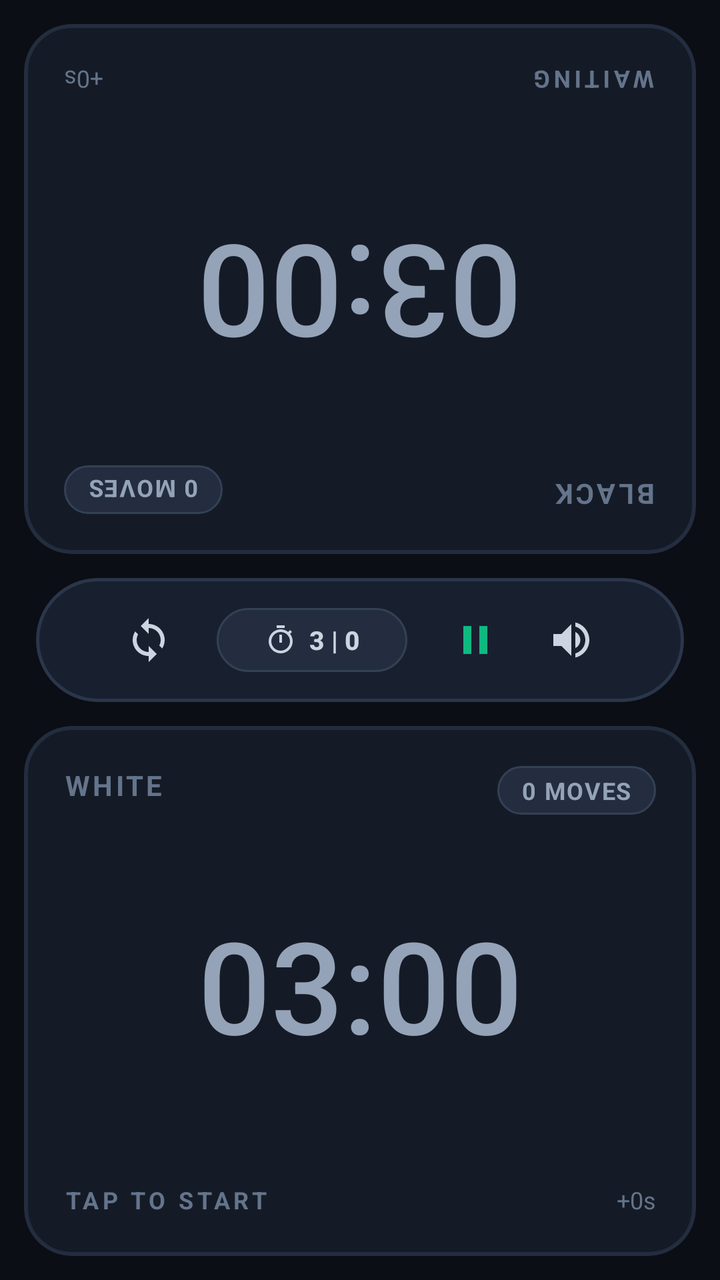
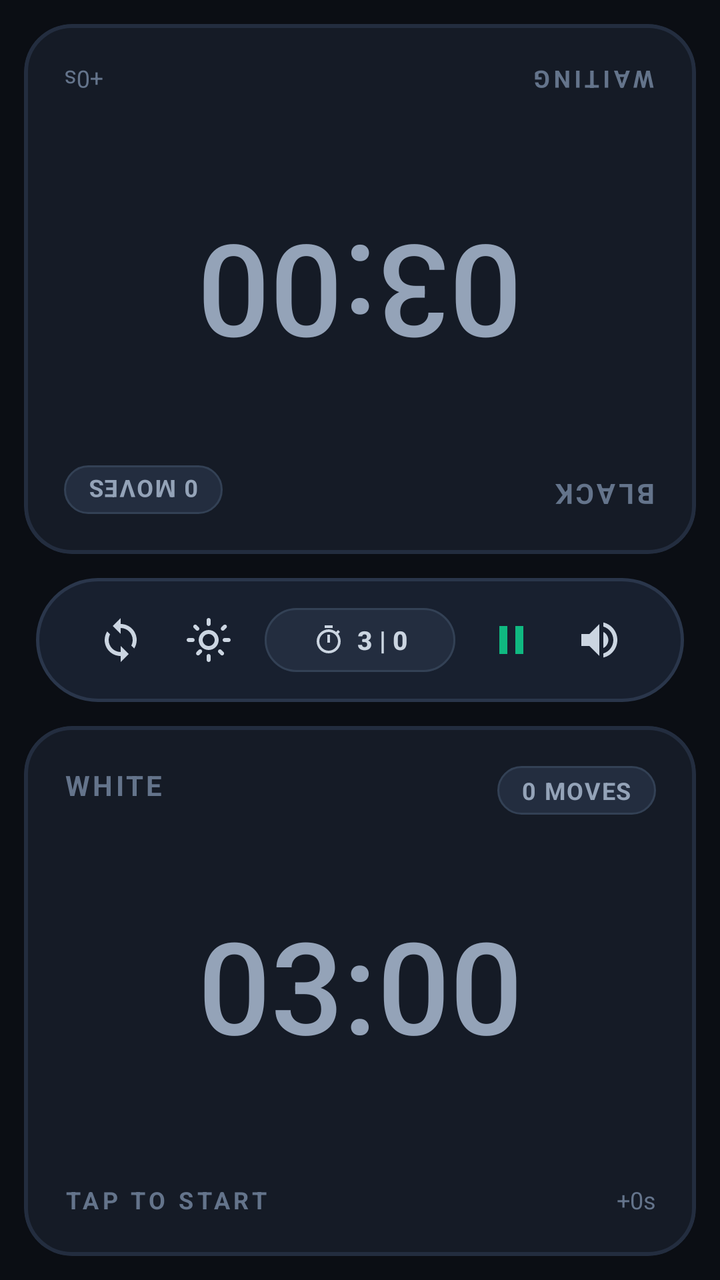

Compare the two renders of this Android layout. The source of the first and the diff that turns it into the second are given below.
<!-- AndroidManifest.xml: application theme Theme.ChessClock -->
<!-- res/layout/activity_main.xml -->
<?xml version="1.0" encoding="utf-8"?>
<androidx.constraintlayout.widget.ConstraintLayout xmlns:android="http://schemas.android.com/apk/res/android"
    xmlns:app="http://schemas.android.com/apk/res-auto"
    android:layout_width="match_parent"
    android:layout_height="match_parent"
    android:background="@color/clock_bg"
    android:padding="12dp">

    
    <com.google.android.material.card.MaterialCardView
        android:id="@+id/cardTop"
        android:layout_width="0dp"
        android:layout_height="0dp"
        android:layout_marginBottom="8dp"
        android:clickable="true"
        android:focusable="true"
        android:foreground="?attr/selectableItemBackground"
        android:rotation="180"
        app:cardBackgroundColor="@color/card_inactive_bg"
        app:cardCornerRadius="24dp"
        app:cardElevation="0dp"
        app:layout_constraintBottom_toTopOf="@+id/centerControlBar"
        app:layout_constraintEnd_toEndOf="parent"
        app:layout_constraintStart_toStartOf="parent"
        app:layout_constraintTop_toTopOf="parent"
        app:strokeColor="@color/card_inactive_stroke"
        app:strokeWidth="2dp">

        <androidx.constraintlayout.widget.ConstraintLayout
            android:layout_width="match_parent"
            android:layout_height="match_parent"
            android:padding="20dp">

            
            <TextView
                android:id="@+id/tvPlayerTop"
                android:layout_width="wrap_content"
                android:layout_height="wrap_content"
                android:letterSpacing="0.1"
                android:text="@string/player_black"
                android:textColor="@color/text_inactive_secondary"
                android:textSize="14sp"
                android:textStyle="bold"
                app:layout_constraintStart_toStartOf="parent"
                app:layout_constraintTop_toTopOf="parent" />

            
            <TextView
                android:id="@+id/tvMovesTop"
                android:layout_width="wrap_content"
                android:layout_height="wrap_content"
                android:background="@drawable/bg_badge"
                android:letterSpacing="0.05"
                android:paddingStart="12dp"
                android:paddingTop="4dp"
                android:paddingEnd="12dp"
                android:paddingBottom="4dp"
                android:text="@string/initial_moves"
                android:textColor="@color/badge_text"
                android:textSize="12sp"
                android:textStyle="bold"
                app:layout_constraintEnd_toEndOf="parent"
                app:layout_constraintTop_toTopOf="parent" />

            
            <TextView
                android:id="@+id/tvTimeTop"
                android:layout_width="wrap_content"
                android:layout_height="wrap_content"
                android:fontFamily="sans-serif-medium"
                android:fontFeatureSettings="tnum"
                android:includeFontPadding="false"
                android:text="@string/initial_time"
                android:textColor="@color/text_inactive_primary"
                android:textSize="64sp"
                app:layout_constraintBottom_toBottomOf="parent"
                app:layout_constraintEnd_toEndOf="parent"
                app:layout_constraintStart_toStartOf="parent"
                app:layout_constraintTop_toTopOf="parent" />

            
            <TextView
                android:id="@+id/tvStatusTop"
                android:layout_width="wrap_content"
                android:layout_height="wrap_content"
                android:letterSpacing="0.15"
                android:text="@string/status_waiting"
                android:textColor="@color/text_inactive_secondary"
                android:textSize="12sp"
                android:textStyle="bold"
                app:layout_constraintBottom_toBottomOf="parent"
                app:layout_constraintStart_toStartOf="parent" />

            
            <TextView
                android:id="@+id/tvIncrementTop"
                android:layout_width="wrap_content"
                android:layout_height="wrap_content"
                android:text="@string/initial_increment"
                android:textColor="@color/text_inactive_secondary"
                android:textSize="12sp"
                app:layout_constraintBottom_toBottomOf="parent"
                app:layout_constraintEnd_toEndOf="parent" />

        </androidx.constraintlayout.widget.ConstraintLayout>
    </com.google.android.material.card.MaterialCardView>

    
    <LinearLayout
        android:id="@+id/centerControlBar"
        android:layout_width="0dp"
        android:layout_height="62dp"
        android:layout_marginHorizontal="6dp"
        android:layout_marginVertical="4dp"
        android:background="@drawable/bg_control_bar"
        android:gravity="center"
        android:orientation="horizontal"
        android:paddingHorizontal="12dp"
        app:layout_constraintBottom_toTopOf="@+id/cardBottom"
        app:layout_constraintEnd_toEndOf="parent"
        app:layout_constraintStart_toStartOf="parent"
        app:layout_constraintTop_toBottomOf="@+id/cardTop">

        
        <ImageButton
            android:id="@+id/btnReset"
            android:layout_width="48dp"
            android:layout_height="48dp"
            android:background="?attr/selectableItemBackgroundBorderless"
            android:contentDescription="@string/desc_reset"
            android:padding="12dp"
            android:src="@drawable/ic_restart"
            app:tint="@color/control_icon" />

        
        <com.google.android.material.button.MaterialButton
            android:id="@+id/btnTimePreset"
            style="@style/Widget.Material3.Button.OutlinedButton"
            android:layout_width="wrap_content"
            android:layout_height="40dp"
            android:layout_marginHorizontal="10dp"
            android:text="@string/default_preset_short"
            android:textColor="@color/preset_btn_text"
            android:textSize="13sp"
            android:textStyle="bold"
            app:backgroundTint="@color/preset_btn_bg"
            app:cornerRadius="20dp"
            app:icon="@drawable/ic_timer"
            app:iconPadding="6dp"
            app:iconSize="16dp"
            app:iconTint="@color/preset_btn_text"
            app:rippleColor="@color/preset_btn_ripple"
            app:strokeColor="@color/preset_btn_stroke"
            app:strokeWidth="1dp" />

        
        <ImageButton
            android:id="@+id/btnPlayPause"
            android:layout_width="48dp"
            android:layout_height="48dp"
            android:background="?attr/selectableItemBackgroundBorderless"
            android:contentDescription="@string/desc_play_pause"
            android:padding="11dp"
            android:src="@drawable/ic_pause"
            app:tint="@color/control_icon_accent" />

        
        <ImageButton
            android:id="@+id/btnSound"
            android:layout_width="48dp"
            android:layout_height="48dp"
            android:background="?attr/selectableItemBackgroundBorderless"
            android:contentDescription="@string/desc_sound"
            android:padding="12dp"
            android:src="@drawable/ic_volume_up"
            app:tint="@color/control_icon" />

    </LinearLayout>

    
    <com.google.android.material.card.MaterialCardView
        android:id="@+id/cardBottom"
        android:layout_width="0dp"
        android:layout_height="0dp"
        android:layout_marginTop="8dp"
        android:clickable="true"
        android:focusable="true"
        android:foreground="?attr/selectableItemBackground"
        app:cardBackgroundColor="@color/card_inactive_bg"
        app:cardCornerRadius="24dp"
        app:cardElevation="0dp"
        app:layout_constraintBottom_toBottomOf="parent"
        app:layout_constraintEnd_toEndOf="parent"
        app:layout_constraintStart_toStartOf="parent"
        app:layout_constraintTop_toBottomOf="@+id/centerControlBar"
        app:strokeColor="@color/card_inactive_stroke"
        app:strokeWidth="2dp">

        <androidx.constraintlayout.widget.ConstraintLayout
            android:layout_width="match_parent"
            android:layout_height="match_parent"
            android:padding="20dp">

            
            <TextView
                android:id="@+id/tvPlayerBottom"
                android:layout_width="wrap_content"
                android:layout_height="wrap_content"
                android:letterSpacing="0.1"
                android:text="@string/player_white"
                android:textColor="@color/text_inactive_secondary"
                android:textSize="14sp"
                android:textStyle="bold"
                app:layout_constraintStart_toStartOf="parent"
                app:layout_constraintTop_toTopOf="parent" />

            
            <TextView
                android:id="@+id/tvMovesBottom"
                android:layout_width="wrap_content"
                android:layout_height="wrap_content"
                android:background="@drawable/bg_badge"
                android:letterSpacing="0.05"
                android:paddingStart="12dp"
                android:paddingTop="4dp"
                android:paddingEnd="12dp"
                android:paddingBottom="4dp"
                android:text="@string/initial_moves"
                android:textColor="@color/badge_text"
                android:textSize="12sp"
                android:textStyle="bold"
                app:layout_constraintEnd_toEndOf="parent"
                app:layout_constraintTop_toTopOf="parent" />

            
            <TextView
                android:id="@+id/tvTimeBottom"
                android:layout_width="wrap_content"
                android:layout_height="wrap_content"
                android:fontFamily="sans-serif-medium"
                android:fontFeatureSettings="tnum"
                android:includeFontPadding="false"
                android:text="@string/initial_time"
                android:textColor="@color/text_inactive_primary"
                android:textSize="64sp"
                app:layout_constraintBottom_toBottomOf="parent"
                app:layout_constraintEnd_toEndOf="parent"
                app:layout_constraintStart_toStartOf="parent"
                app:layout_constraintTop_toTopOf="parent" />

            
            <TextView
                android:id="@+id/tvStatusBottom"
                android:layout_width="wrap_content"
                android:layout_height="wrap_content"
                android:letterSpacing="0.15"
                android:text="@string/status_tap_to_start"
                android:textColor="@color/text_inactive_secondary"
                android:textSize="12sp"
                android:textStyle="bold"
                app:layout_constraintBottom_toBottomOf="parent"
                app:layout_constraintStart_toStartOf="parent" />

            
            <TextView
                android:id="@+id/tvIncrementBottom"
                android:layout_width="wrap_content"
                android:layout_height="wrap_content"
                android:text="@string/initial_increment"
                android:textColor="@color/text_inactive_secondary"
                android:textSize="12sp"
                app:layout_constraintBottom_toBottomOf="parent"
                app:layout_constraintEnd_toEndOf="parent" />

        </androidx.constraintlayout.widget.ConstraintLayout>
    </com.google.android.material.card.MaterialCardView>

</androidx.constraintlayout.widget.ConstraintLayout>
<!-- resources referenced by this layout -->
<resources>
  <color name="badge_text">#94A3B8</color>
  <color name="card_inactive_bg">#151B26</color>
  <color name="card_inactive_stroke">#232D3F</color>
  <color name="clock_bg">#0B0E14</color>
  <color name="control_icon">#CBD5E1</color>
  <color name="control_icon_accent">#10B981</color>
  <color name="preset_btn_bg">#232D3F</color>
  <color name="preset_btn_ripple">#2294A3B8</color>
  <color name="preset_btn_stroke">#334155</color>
  <color name="preset_btn_text">#CBD5E1</color>
  <color name="text_inactive_primary">#94A3B8</color>
  <color name="text_inactive_secondary">#64748B</color>
  <!-- drawable bg_badge (drawable) -->
  <?xml version="1.0" encoding="utf-8"?>
  <shape xmlns:android="http://schemas.android.com/apk/res/android"
      android:shape="rectangle">
      <corners android:radius="12dp" />
      <solid android:color="@color/badge_bg" />
      <stroke
          android:width="1dp"
          android:color="#334155" />
  </shape>
  <!-- drawable ic_pause (drawable) -->
  <vector xmlns:android="http://schemas.android.com/apk/res/android"
      android:width="24dp"
      android:height="24dp"
      android:viewportWidth="24"
      android:viewportHeight="24">
      <path
          android:fillColor="#FFFFFFFF"
          android:pathData="M6,19h4V5H6v14zm8,-14v14h4V5h-4z"/>
  </vector>
  <string name="default_preset_short">3 | 0</string>
  <string name="desc_play_pause">Play / Pause</string>
  <string name="desc_reset">Reset Game</string>
  <string name="desc_sound">Sound Toggle</string>
  <string name="initial_increment">+0s</string>
  <string name="initial_moves">0 MOVES</string>
  <string name="initial_time">03:00</string>
  <string name="player_black">BLACK</string>
  <string name="player_white">WHITE</string>
  <string name="status_tap_to_start">TAP TO START</string>
  <string name="status_waiting">WAITING</string>
  <style name="Theme.ChessClock" parent="Base.Theme.ChessClock" />
  <color name="badge_bg">#232D3F</color>
  <color name="control_bar_bg">#18202F</color>
  <color name="control_bar_stroke">#2A364B</color>
  <style name="Base.Theme.ChessClock" parent="Theme.Material3.DayNight.NoActionBar">
          <item name="android:statusBarColor">@color/clock_bg</item>
          <item name="android:navigationBarColor">@color/clock_bg</item>
          <item name="android:windowBackground">@color/clock_bg</item>
      </style>
  <!-- unchanged entries left out for length: 4 -->
</resources>

<!-- the commit's change to res/layout/activity_main.xml (unified diff, before → after) -->
@@ -1,6 +1,7 @@
 <?xml version="1.0" encoding="utf-8"?>
 <androidx.constraintlayout.widget.ConstraintLayout xmlns:android="http://schemas.android.com/apk/res/android"
     xmlns:app="http://schemas.android.com/apk/res-auto"
+    android:id="@+id/rootLayout"
     android:layout_width="match_parent"
     android:layout_height="match_parent"
     android:background="@color/clock_bg"
@@ -115,7 +116,7 @@
         android:background="@drawable/bg_control_bar"
         android:gravity="center"
         android:orientation="horizontal"
-        android:paddingHorizontal="12dp"
+        android:paddingHorizontal="8dp"
         app:layout_constraintBottom_toTopOf="@+id/cardBottom"
         app:layout_constraintEnd_toEndOf="parent"
         app:layout_constraintStart_toStartOf="parent"
@@ -124,12 +125,23 @@
         
         <ImageButton
             android:id="@+id/btnReset"
-            android:layout_width="48dp"
-            android:layout_height="48dp"
+            android:layout_width="44dp"
+            android:layout_height="44dp"
             android:background="?attr/selectableItemBackgroundBorderless"
             android:contentDescription="@string/desc_reset"
-            android:padding="12dp"
+            android:padding="10dp"
             android:src="@drawable/ic_restart"
+            app:tint="@color/control_icon" />
+
+        
+        <ImageButton
+            android:id="@+id/btnTheme"
+            android:layout_width="44dp"
+            android:layout_height="44dp"
+            android:background="?attr/selectableItemBackgroundBorderless"
+            android:contentDescription="@string/desc_theme_toggle"
+            android:padding="10dp"
+            android:src="@drawable/ic_light_mode"
             app:tint="@color/control_icon" />
 
         
@@ -138,7 +150,7 @@
             style="@style/Widget.Material3.Button.OutlinedButton"
             android:layout_width="wrap_content"
             android:layout_height="40dp"
-            android:layout_marginHorizontal="10dp"
+            android:layout_marginHorizontal="6dp"
             android:text="@string/default_preset_short"
             android:textColor="@color/preset_btn_text"
             android:textSize="13sp"
@@ -156,22 +168,22 @@
         
         <ImageButton
             android:id="@+id/btnPlayPause"
-            android:layout_width="48dp"
-            android:layout_height="48dp"
+            android:layout_width="44dp"
+            android:layout_height="44dp"
             android:background="?attr/selectableItemBackgroundBorderless"
             android:contentDescription="@string/desc_play_pause"
-            android:padding="11dp"
+            android:padding="9dp"
             android:src="@drawable/ic_pause"
             app:tint="@color/control_icon_accent" />
 
         
         <ImageButton
             android:id="@+id/btnSound"
-            android:layout_width="48dp"
-            android:layout_height="48dp"
+            android:layout_width="44dp"
+            android:layout_height="44dp"
             android:background="?attr/selectableItemBackgroundBorderless"
             android:contentDescription="@string/desc_sound"
-            android:padding="12dp"
+            android:padding="10dp"
             android:src="@drawable/ic_volume_up"
             app:tint="@color/control_icon" />
 
<!-- resource entries referenced after the edit -->
@@ -22,6 +22,17 @@
           android:width="1dp"
           android:color="#334155" />
   </shape>
+  <!-- drawable ic_light_mode (drawable) -->
+  <?xml version="1.0" encoding="utf-8"?>
+  <vector xmlns:android="http://schemas.android.com/apk/res/android"
+      android:width="24dp"
+      android:height="24dp"
+      android:viewportWidth="24"
+      android:viewportHeight="24">
+      <path
+          android:fillColor="#FFFFFFFF"
+          android:pathData="M12,7c-2.76,0 -5,2.24 -5,5s2.24,5 5,5 5,-2.24 5,-5 -2.24,-5 -5,-5zm0,8c-1.65,0 -3,-1.35 -3,-3s1.35,-3 3,-3 3,1.35 3,3 -1.35,3 -3,3zM2,13h2c0.55,0 1,-0.45 1,-1s-0.45,-1 -1,-1H2c-0.55,0 -1,0.45 -1,1s0.45,1 1,1zm18,0h2c0.55,0 1,-0.45 1,-1s-0.45,-1 -1,-1h-2c-0.55,0 -1,0.45 -1,1s0.45,1 1,1ZM11,2v2c0,0.55 0.45,1 1,1s1,-0.45 1,-1V2c0,-0.55 -0.45,-1 -1,-1s-1,0.45 -1,1zm0,18v2c0,0.55 0.45,1 1,1s1,-0.45 1,-1v-2c0,-0.55 -0.45,-1 -1,-1s-1,0.45 -1,1zM5.99,4.58c-0.39,-0.39 -1.03,-0.39 -1.41,0s-0.39,1.03 0,1.41l1.06,1.06c0.39,0.39 1.03,0.39 1.41,0s0.39,-1.03 0,-1.41L5.99,4.58zm12.37,12.37c-0.39,-0.39 -1.03,-0.39 -1.41,0s-0.39,1.03 0,1.41l1.06,1.06c0.39,0.39 1.03,0.39 1.41,0s0.39,-1.03 0,-1.41l-1.06,-1.06zm1.06,-12.37l-1.06,1.06c-0.39,0.39 -0.39,1.03 0,1.41s1.03,0.39 1.41,0l1.06,-1.06c0.39,-0.39 0.39,-1.03 0,-1.41s-1.03,-0.39 -1.41,0zm-12.37,12.37l-1.06,1.06c-0.39,0.39 -0.39,1.03 0,1.41s1.03,0.39 1.41,0l1.06,-1.06c0.39,-0.39 0.39,-1.03 0,-1.41s-1.03,-0.39 -1.41,0z"/>
+  </vector>
   <!-- drawable ic_pause (drawable) -->
   <vector xmlns:android="http://schemas.android.com/apk/res/android"
       android:width="24dp"
@@ -36,6 +47,7 @@
   <string name="desc_play_pause">Play / Pause</string>
   <string name="desc_reset">Reset Game</string>
   <string name="desc_sound">Sound Toggle</string>
+  <string name="desc_theme_toggle">Toggle Light / Dark Mode</string>
   <string name="initial_increment">+0s</string>
   <string name="initial_moves">0 MOVES</string>
   <string name="initial_time">03:00</string>
